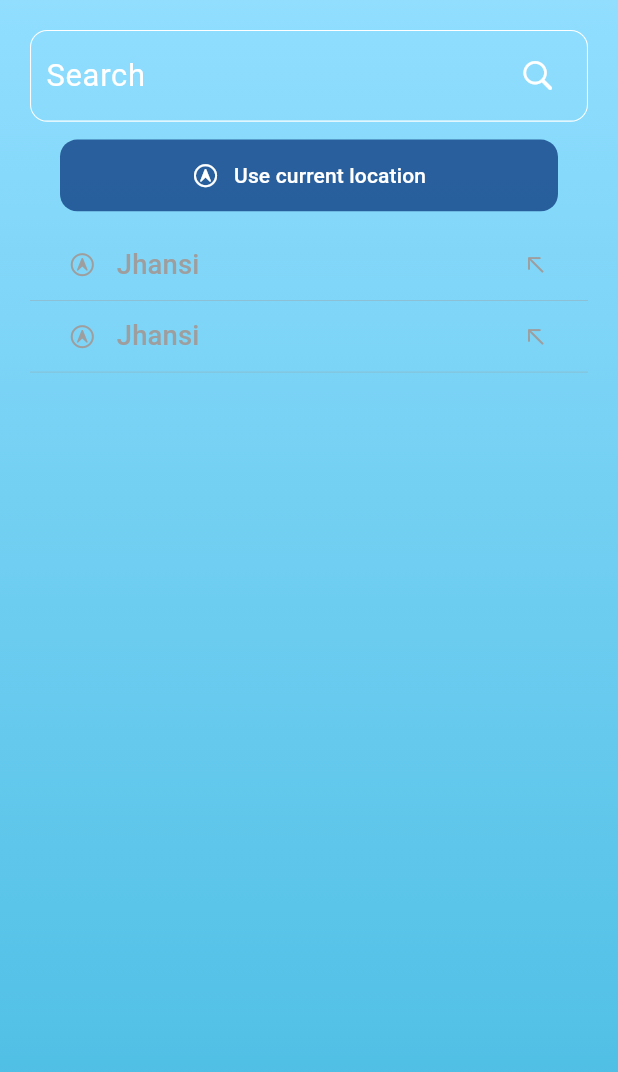
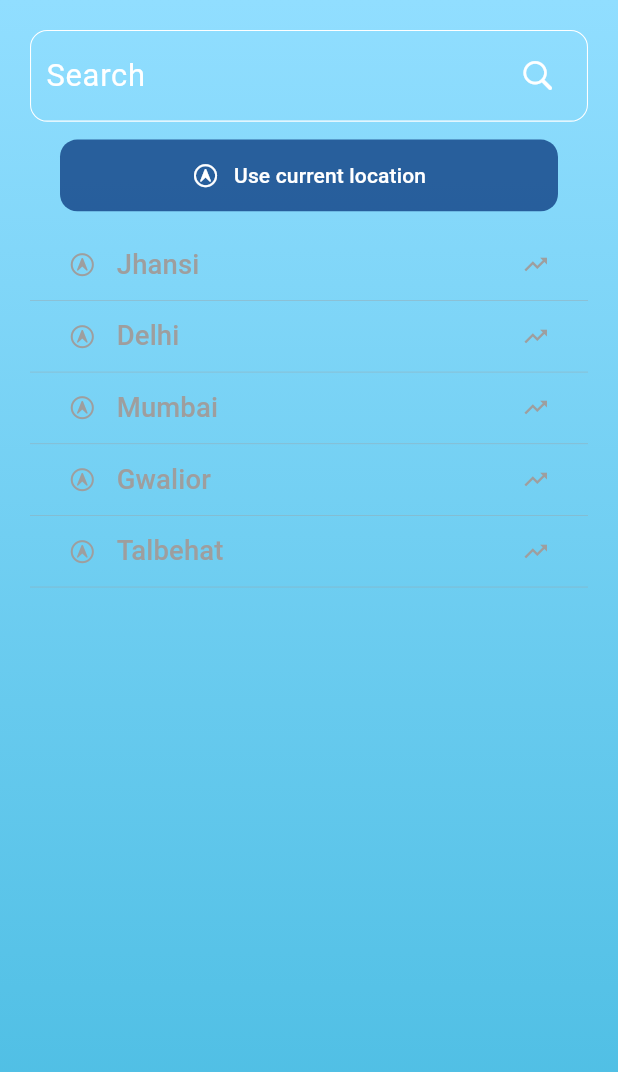
Before and after one commit to TheScriptRailoth/TinySky, a Flutter app: the SearchScreen screen opened directly, on a phone screen of 412 x 824 dp. Shown: the top 1072 px of the screen. Run offline on Flutter 3.47's test engine with Material 3 defaults, Android fonts, the phone set to English and light mode, and no system bars; our stand-ins replace flutter_screenutil, geocoding, geolocator, google_fonts, lottie, toast.

Commit message:
TinySky: Updated Searched Screen
Signed-off-by: Ashutosh <am3718440@gmail.com>

```diff
--- a/lib/presentation/pages/search_screen.dart
+++ b/lib/presentation/pages/search_screen.dart
@@ -120,7 +120,10 @@ class _SearchScreenState extends State<SearchScreen> {
                ),
                SizedBox(height: 10.h,),
                LocationListTile('Jhansi'),
-               LocationListTile('Jhansi'),
+               LocationListTile('Delhi'),
+               LocationListTile('Mumbai'),
+               LocationListTile('Gwalior'),
+               LocationListTile('Talbehat'),
              ],
           ),
         ),
@@ -154,7 +157,7 @@ class _SearchScreenState extends State<SearchScreen> {
               Container(
                 width: 40.w,
                 height: 30.h,
-                child: Icon(CupertinoIcons.arrow_up_left, color: Colors.grey,),
+                child: Icon(Icons.trending_up, color: Colors.grey,),
               ),
             ],
           )
```
